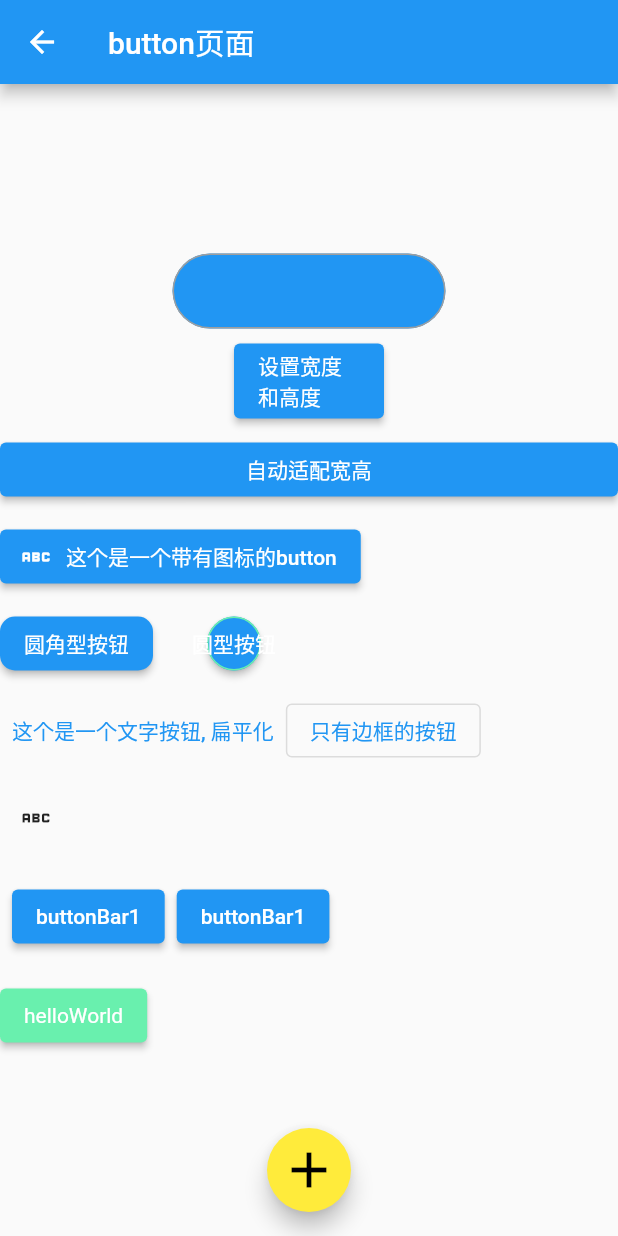
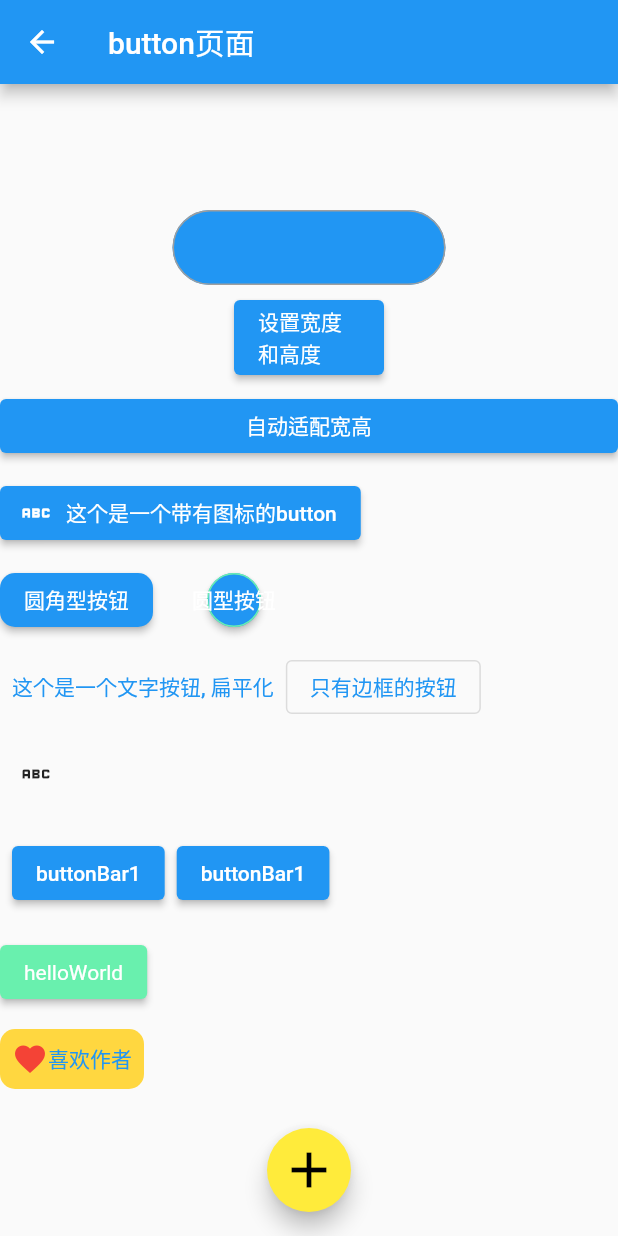
Before and after one commit to xiaoyaole3/flutter_learn, a Flutter app: the ButtonPage screen opened directly, on a phone screen of 412 x 824 dp. Run offline on Flutter 3.47's test engine with Material 2 defaults, Android fonts, the phone set to English and light mode, and no system bars; our stand-ins replace date_format, flutter_datetime_picker, flutter_swiper_null_safety, fluttertoast; network calls fail.

Commit message:
自定义textButton widget

```diff
--- a/lib/pages/Button.dart
+++ b/lib/pages/Button.dart
@@ -186,6 +186,12 @@ class ButtonPage extends StatelessWidget {
             ],
           ),
           SizedBox(height: 10,),
+          Row(
+            children: [
+              MyFlatButton(),
+            ],
+          ),
+          SizedBox(height: 10,),
         ],
       ),
     );
@@ -216,3 +222,29 @@ class MyButton extends StatelessWidget {
     );
   }
 }
+
+class MyFlatButton extends StatelessWidget {
+  @override
+  Widget build(BuildContext context) {
+    return TextButton(
+      child: Row(
+        children: [
+          Icon(Icons.favorite, color: Colors.red,),
+          Text("喜欢作者")
+        ],
+      ),
+      style: ButtonStyle(
+        shape: MaterialStateProperty.all(
+          RoundedRectangleBorder(
+            borderRadius: BorderRadius.circular(10),
+          )
+        ),
+        backgroundColor: MaterialStateProperty.all(Colors.amberAccent)
+      ),
+      onPressed: () {
+
+      },
+    );
+  }
+
+}
```
